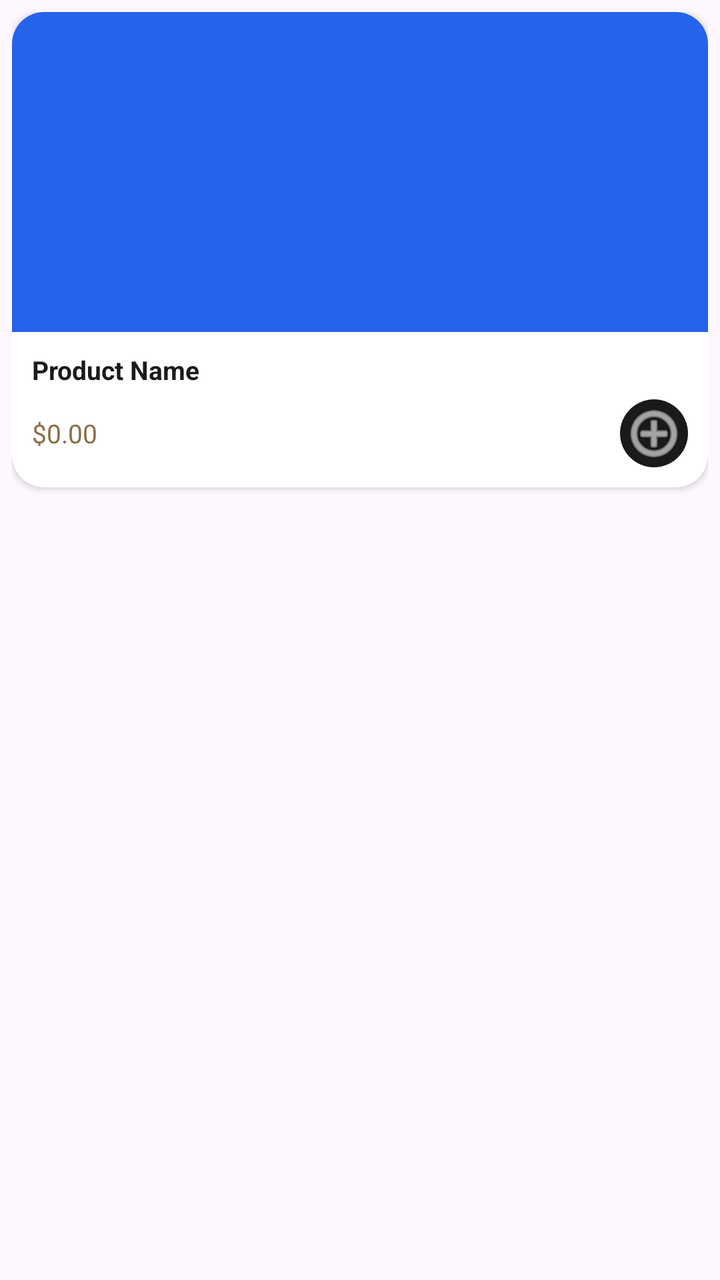
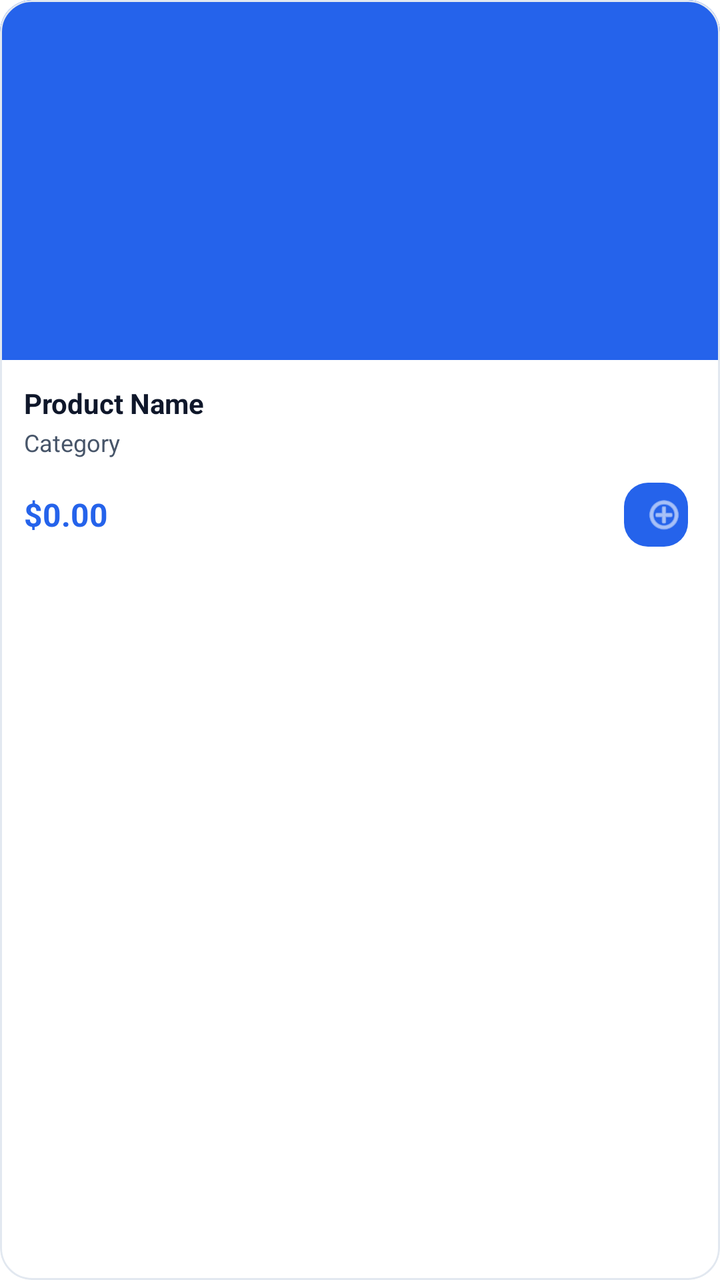

Two renders of the same Android screen: before a commit and after it. Below are the layout's source before the change and the commit's diff.
<!-- AndroidManifest.xml: application theme Theme.VirtualStore -->
<!-- res/layout/item_product.xml -->
<?xml version="1.0" encoding="utf-8"?>
<LinearLayout
    xmlns:android="http://schemas.android.com/apk/res/android"
    android:layout_width="match_parent"
    android:layout_height="wrap_content"
    android:padding="6dp">

    <androidx.cardview.widget.CardView
        xmlns:app="http://schemas.android.com/apk/res-auto"
        android:layout_width="match_parent"
        android:layout_height="wrap_content"
        android:elevation="2dp"
        app:cardCornerRadius="16dp"
        app:cardBackgroundColor="#FFFFFF">

        <LinearLayout
            android:layout_width="match_parent"
            android:layout_height="wrap_content"
            android:orientation="vertical">

            <ImageView
                android:id="@+id/imgProduct"
                android:layout_width="match_parent"
                android:layout_height="160dp"
                android:scaleType="centerCrop"
                android:src="@drawable/ic_launcher_background"/>

            <LinearLayout
                android:layout_width="match_parent"
                android:layout_height="wrap_content"
                android:orientation="vertical"
                android:padding="10dp">

                <TextView
                    android:id="@+id/tvProductName"
                    android:layout_width="match_parent"
                    android:layout_height="wrap_content"
                    android:text="Product Name"
                    android:textSize="13sp"
                    android:textColor="#1A1A1A"
                    android:textStyle="bold"/>

                <LinearLayout
                    android:layout_width="match_parent"
                    android:layout_height="wrap_content"
                    android:orientation="horizontal"
                    android:gravity="center_vertical"
                    android:layout_marginTop="6dp">

                    <TextView
                        android:id="@+id/tvProductPrice"
                        android:layout_width="0dp"
                        android:layout_height="wrap_content"
                        android:layout_weight="1"
                        android:text="$0.00"
                        android:textSize="13sp"
                        android:textColor="#8B6F47"/>

                    
                    <ImageButton
                        android:id="@+id/btnAddToCart"
                        android:layout_width="34dp"
                        android:layout_height="34dp"
                        android:src="@android:drawable/ic_menu_add"
                        android:background="@drawable/cart_button_background"
                        android:tint="#FFFFFF"
                        android:padding="7dp"/>

                </LinearLayout>
            </LinearLayout>
        </LinearLayout>
    </androidx.cardview.widget.CardView>
</LinearLayout>
<!-- resources referenced by this layout -->
<resources>
  <!-- drawable cart_button_background (drawable) -->
  <?xml version="1.0" encoding="utf-8"?>
  <shape xmlns:android="http://schemas.android.com/apk/res/android"
      android:shape="oval">
      <solid android:color="#1A1A1A"/>
  </shape>
  <!-- drawable ic_launcher_background (drawable) -->
  <?xml version="1.0" encoding="utf-8"?>
  <shape xmlns:android="http://schemas.android.com/apk/res/android">
      <solid android:color="#2563EB"/>
  </shape>
  <style name="Theme.VirtualStore" parent="Base.Theme.VirtualStore" />
  <style name="Base.Theme.VirtualStore" parent="Theme.Material3.DayNight.NoActionBar">
          
          
      </style>
</resources>

<!-- the commit's change to res/layout/item_product.xml (unified diff, before → after) -->
@@ -1,73 +1,79 @@
 <?xml version="1.0" encoding="utf-8"?>
-<LinearLayout
-    xmlns:android="http://schemas.android.com/apk/res/android"
+<com.google.android.material.card.MaterialCardView xmlns:android="http://schemas.android.com/apk/res/android"
+    xmlns:app="http://schemas.android.com/apk/res-auto"
     android:layout_width="match_parent"
     android:layout_height="wrap_content"
-    android:padding="6dp">
+    android:layout_margin="8dp"
+    app:cardCornerRadius="16dp"
+    app:cardElevation="0dp"
+    app:strokeWidth="1dp"
+    app:strokeColor="@color/outline">
 
-    <androidx.cardview.widget.CardView
-        xmlns:app="http://schemas.android.com/apk/res-auto"
+    <LinearLayout
         android:layout_width="match_parent"
         android:layout_height="wrap_content"
-        android:elevation="2dp"
-        app:cardCornerRadius="16dp"
-        app:cardBackgroundColor="#FFFFFF">
+        android:orientation="vertical">
+
+        <ImageView
+            android:id="@+id/imgProduct"
+            android:layout_width="match_parent"
+            android:layout_height="180dp"
+            android:scaleType="centerCrop"
+            android:src="@drawable/ic_launcher_background" />
 
         <LinearLayout
             android:layout_width="match_parent"
             android:layout_height="wrap_content"
-            android:orientation="vertical">
+            android:orientation="vertical"
+            android:padding="12dp">
 
-            <ImageView
-                android:id="@+id/imgProduct"
+            <TextView
+                android:id="@+id/tvProductName"
                 android:layout_width="match_parent"
-                android:layout_height="160dp"
-                android:scaleType="centerCrop"
-                android:src="@drawable/ic_launcher_background"/>
+                android:layout_height="wrap_content"
+                android:ellipsize="end"
+                android:maxLines="1"
+                android:text="Product Name"
+                android:textColor="@color/onSurface"
+                android:textSize="14sp"
+                android:textStyle="bold" />
+
+            <TextView
+                android:id="@+id/tvProductCategory"
+                android:layout_width="match_parent"
+                android:layout_height="wrap_content"
+                android:layout_marginTop="2dp"
+                android:text="Category"
+                android:textColor="@color/onSurfaceVariant"
+                android:textSize="12sp" />
 
             <LinearLayout
                 android:layout_width="match_parent"
                 android:layout_height="wrap_content"
-                android:orientation="vertical"
-                android:padding="10dp">
+                android:layout_marginTop="8dp"
+                android:gravity="center_vertical"
+                android:orientation="horizontal">
 
                 <TextView
-                    android:id="@+id/tvProductName"
-                    android:layout_width="match_parent"
+                    android:id="@+id/tvProductPrice"
+                    android:layout_width="0dp"
                     android:layout_height="wrap_content"
-                    android:text="Product Name"
-                    android:textSize="13sp"
-                    android:textColor="#1A1A1A"
-                    android:textStyle="bold"/>
+                    android:layout_weight="1"
+                    android:text="$0.00"
+                    android:textColor="@color/primary"
+                    android:textSize="16sp"
+                    android:textStyle="bold" />
 
-                <LinearLayout
-                    android:layout_width="match_parent"
-                    android:layout_height="wrap_content"
-                    android:orientation="horizontal"
-                    android:gravity="center_vertical"
-                    android:layout_marginTop="6dp">
+                <com.google.android.material.button.MaterialButton
+                    android:id="@+id/btnAddToCart"
+                    style="@style/Widget.Material3.Button.IconButton.Filled"
+                    android:layout_width="40dp"
+                    android:layout_height="40dp"
+                    app:icon="@android:drawable/ic_menu_add"
+                    app:iconSize="20dp"
+                    app:cornerRadius="12dp" />
 
-                    <TextView
-                        android:id="@+id/tvProductPrice"
-                        android:layout_width="0dp"
-                        android:layout_height="wrap_content"
-                        android:layout_weight="1"
-                        android:text="$0.00"
-                        android:textSize="13sp"
-                        android:textColor="#8B6F47"/>
-
-                    
-                    <ImageButton
-                        android:id="@+id/btnAddToCart"
-                        android:layout_width="34dp"
-                        android:layout_height="34dp"
-                        android:src="@android:drawable/ic_menu_add"
-                        android:background="@drawable/cart_button_background"
-                        android:tint="#FFFFFF"
-                        android:padding="7dp"/>
-
-                </LinearLayout>
             </LinearLayout>
         </LinearLayout>
-    </androidx.cardview.widget.CardView>
-</LinearLayout>
+    </LinearLayout>
+</com.google.android.material.card.MaterialCardView>
<!-- resource entries referenced after the edit -->
@@ -1,11 +1,9 @@
 <!-- resources referenced by this layout -->
 <resources>
-  <!-- drawable cart_button_background (drawable) -->
-  <?xml version="1.0" encoding="utf-8"?>
-  <shape xmlns:android="http://schemas.android.com/apk/res/android"
-      android:shape="oval">
-      <solid android:color="#1A1A1A"/>
-  </shape>
+  <color name="onSurface">#0F172A</color>
+  <color name="onSurfaceVariant">#475569</color>
+  <color name="outline">#E2E8F0</color>
+  <color name="primary">#2563EB</color>
   <!-- drawable ic_launcher_background (drawable) -->
   <?xml version="1.0" encoding="utf-8"?>
   <shape xmlns:android="http://schemas.android.com/apk/res/android">
@@ -14,7 +12,54 @@
   <style name="Theme.VirtualStore" parent="Base.Theme.VirtualStore" />
   <style name="Base.Theme.VirtualStore" parent="Theme.Material3.DayNight.NoActionBar">
           
+          <item name="colorPrimary">@color/primary</item>
+          <item name="colorOnPrimary">@color/onPrimary</item>
+          <item name="colorPrimaryContainer">@color/primaryContainer</item>
+          <item name="colorOnPrimaryContainer">@color/onPrimaryContainer</item>
+  
           
+          <item name="colorSecondary">@color/secondary</item>
+          <item name="colorOnSecondary">@color/onSecondary</item>
+          <item name="colorSecondaryContainer">@color/secondaryContainer</item>
+          <item name="colorOnSecondaryContainer">@color/onSecondaryContainer</item>
+  
+          
+          <item name="android:windowBackground">@color/background</item>
+          <item name="colorSurface">@color/surface</item>
+          <item name="colorOnSurface">@color/onSurface</item>
+          <item name="colorSurfaceVariant">@color/surfaceVariant</item>
+          <item name="colorOnSurfaceVariant">@color/onSurfaceVariant</item>
+  
+          
+          <item name="colorOutline">@color/outline</item>
+          <item name="colorError">@color/error</item>
+          <item name="colorOnError">@color/onError</item>
+  
+          
+          <item name="shapeAppearanceSmallComponent">@style/ShapeAppearance.VirtualStore.Small</item>
+          <item name="shapeAppearanceMediumComponent">@style/ShapeAppearance.VirtualStore.Medium</item>
+          <item name="shapeAppearanceLargeComponent">@style/ShapeAppearance.VirtualStore.Large</item>
+      </style>
+  <color name="onPrimary">#FFFFFF</color>
+  <color name="primaryContainer">#DBEAFE</color>
+  <color name="onPrimaryContainer">#1E40AF</color>
+  <color name="secondary">#64748B</color>
+  <color name="onSecondary">#FFFFFF</color>
+  <color name="secondaryContainer">#F1F5F9</color>
+  <color name="onSecondaryContainer">#1E293B</color>
+  <color name="background">#FFFFFF</color>
+  <color name="surface">#FFFFFF</color>
+  <color name="surfaceVariant">#F8FAFC</color>
+  <color name="error">#EF4444</color>
+  <color name="onError">#FFFFFF</color>
+  <style name="ShapeAppearance.VirtualStore.Small" parent="ShapeAppearance.Material3.SmallComponent">
+          <item name="cornerSize">8dp</item>
+      </style>
+  <style name="ShapeAppearance.VirtualStore.Medium" parent="ShapeAppearance.Material3.MediumComponent">
+          <item name="cornerSize">12dp</item>
+      </style>
+  <style name="ShapeAppearance.VirtualStore.Large" parent="ShapeAppearance.Material3.LargeComponent">
+          <item name="cornerSize">16dp</item>
       </style>
 </resources>
 
